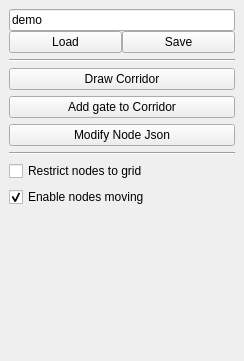
Qt form include/tmapping/UI/dockBuildMap.ui (StumboEugen/TMapping) before a commit.
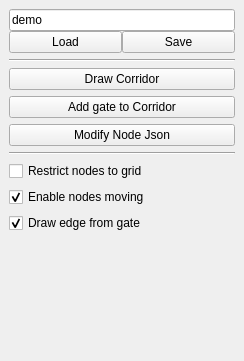
The same form after that commit.

```diff
--- a/include/tmapping/UI/dockBuildMap.ui
+++ b/include/tmapping/UI/dockBuildMap.ui
@@ -111,6 +111,16 @@
       </property>
      </widget>
     </item>
+    <item>
+     <widget class="QCheckBox" name="cbDrawFromGate">
+      <property name="text">
+       <string>Draw edge from gate</string>
+      </property>
+      <property name="checked">
+       <bool>true</bool>
+      </property>
+     </widget>
+    </item>
     <item>
      <spacer name="verticalSpacer">
       <property name="orientation">
```
Left out of the diff: 6 changed lines with no effect on the pictures.
